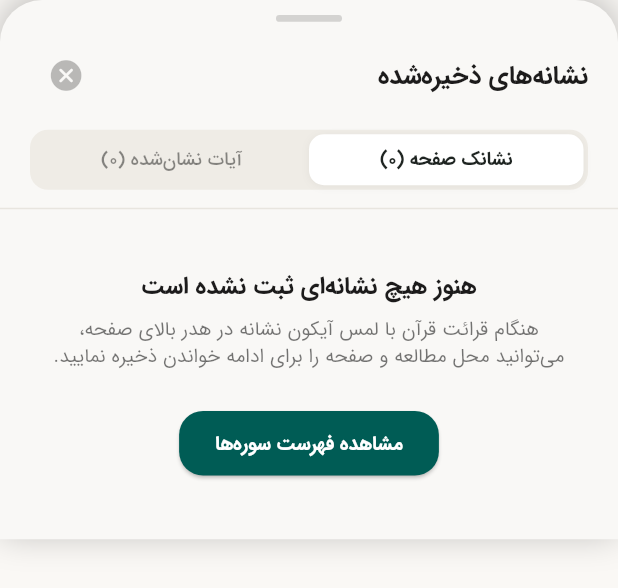
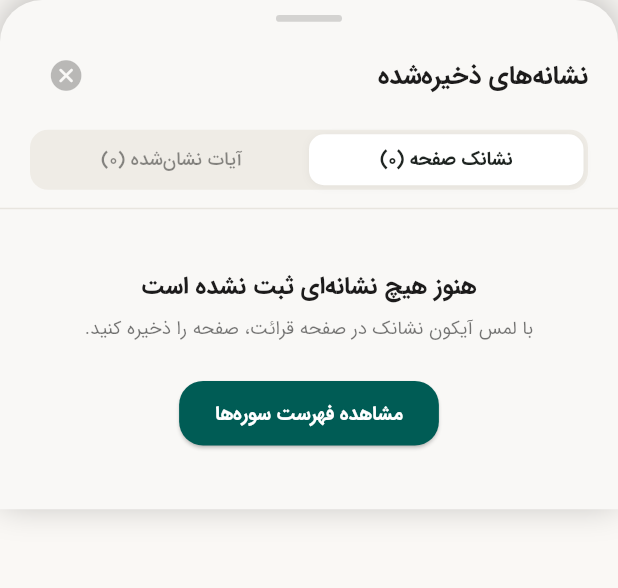
Before and after one commit to mohammadvaezimoghadam/quran, a Flutter app: the BookmarksManagerBottomSheet widget shown alone on an empty page, opened directly, on a phone screen of 412 x 824 dp. Shown: the top 588 px of the screen. Run offline on Flutter 3.47's test engine with Material 3 defaults, Android fonts, the light colour scheme and no system bars; our stand-ins replace audio_service, cached_network_image, dio, firebase_core, firebase_messaging, flutter_local_notifications and 16 more; missing offline and left inert: audio_session, dio_http_formatter, flutter_poolakey, mobile_scanner, zxing2; accounts and stored records are empty; generated files the repository leaves out were written again.

Commit message:
style(bookmarks): shorten empty state captions for page and ayah bookmarks to single line

```diff
--- a/lib/features/quick_access/presentation/widgets/bookmarks_manager_bottom_sheet.dart
+++ b/lib/features/quick_access/presentation/widgets/bookmarks_manager_bottom_sheet.dart
@@ -377,15 +377,17 @@ class _BookmarksManagerBottomSheetState
           8.vSpace,
           Text(
             isAyahTab
-                ? 'در صفحه قرائت قرآن با نگه‌داشتن انگشت روی هر آیه و انتخاب گزینه «نشانه‌گذاری»، می‌توانید آیات منتخب را در این تب ذخیره کنید.'
-                : 'هنگام قرائت قرآن با لمس آیکون نشانه در هدر بالای صفحه، می‌توانید محل مطالعه و صفحه را برای ادامه خواندن ذخیره نمایید.',
+                ? 'با نگه‌داشتن انگشت روی هر آیه، آن را نشانه‌گذاری کنید.'
+                : 'با لمس آیکون نشانک در صفحه قرائت، صفحه را ذخیره کنید.',
             style: TextStyle(
               fontFamily: AppTypography.fontFamily,
-              fontSize: 13,
+              fontSize: 12.5,
               color: isDark ? Colors.white60 : Colors.black54,
-              height: 1.4,
+              height: 1.3,
             ),
             textAlign: TextAlign.center,
+            maxLines: 1,
+            overflow: TextOverflow.ellipsis,
           ),
           24.vSpace,
           ElevatedButton(
```
